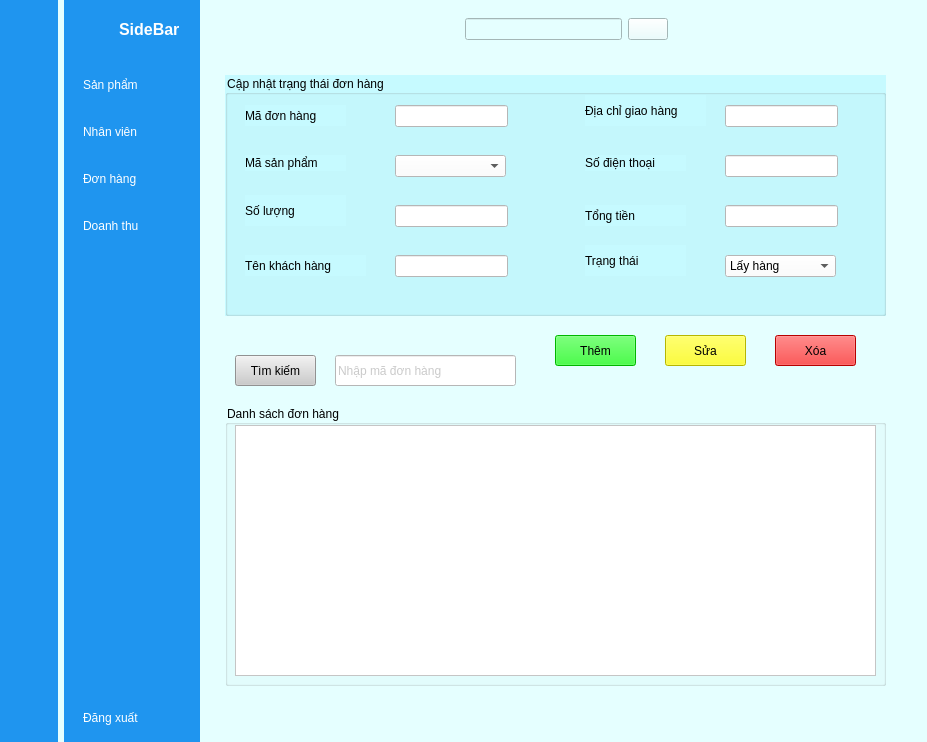
First picture: the form in uiform.ui, repository Devcujx2112/Quan_Ly_nong_san, before the edit.
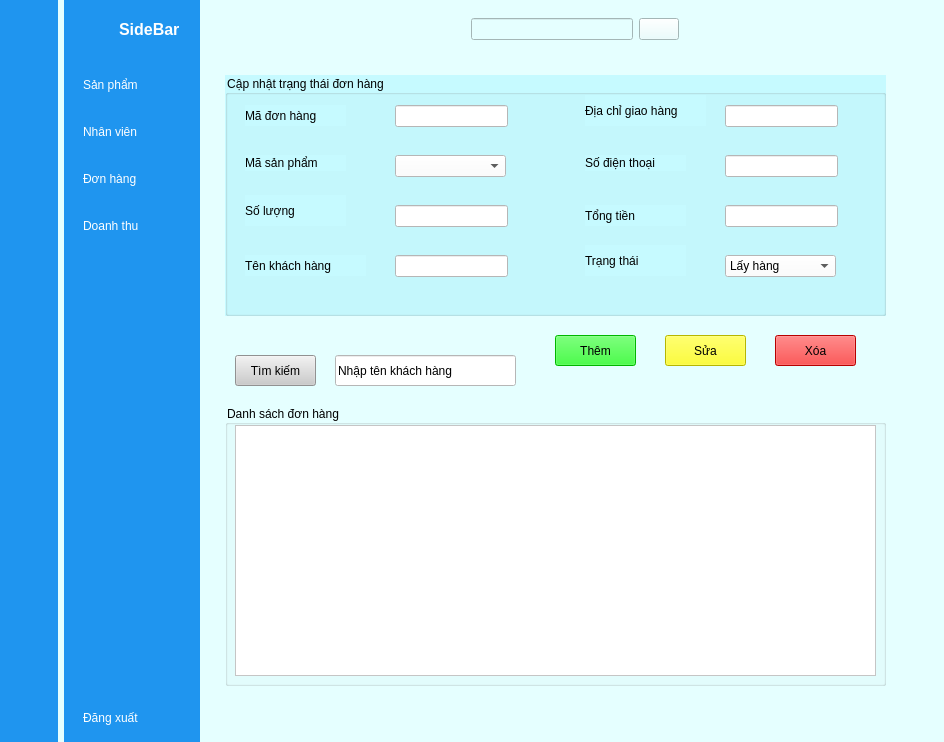
Second picture: the form after the edit. The open tabs and pages were chosen to show the change. Icons and pictures are not drawn.

The edit to the form file:
```diff
--- a/uiform.ui
+++ b/uiform.ui
@@ -6,7 +6,7 @@
    <rect>
     <x>0</x>
     <y>0</y>
-    <width>927</width>
+    <width>944</width>
     <height>742</height>
    </rect>
   </property>
@@ -1548,11 +1548,11 @@
             </rect>
            </property>
            <property name="styleSheet">
-            <string notr="true">color: rgb(202, 202, 202);
-background-color: rgb(255, 255, 255);</string>
+            <string notr="true">background-color: rgb(255, 255, 255);
+color: rgb(0, 0, 0);</string>
            </property>
            <property name="text">
-            <string>Nhập mã đơn hàng</string>
+            <string>Nhập tên khách hàng</string>
            </property>
           </widget>
           <widget class="QPushButton" name="btn_timKiemdh">
```
Left out of the diff: 16 changed lines with no effect on the pictures.
